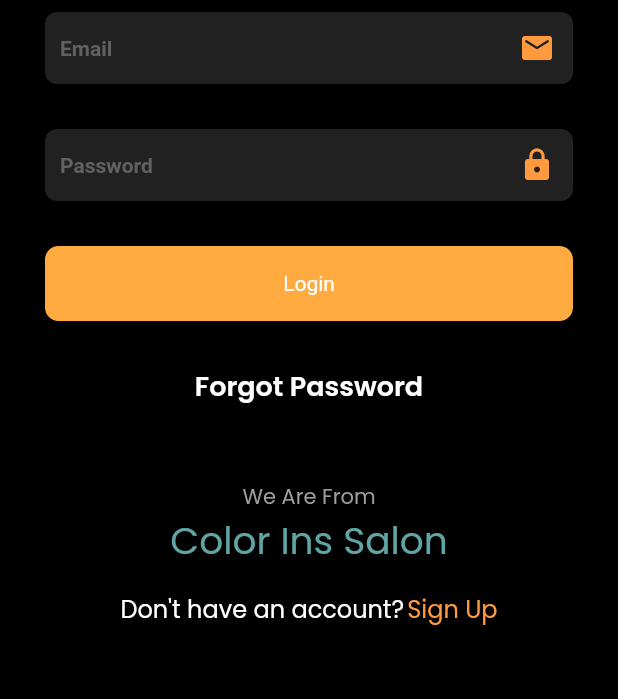
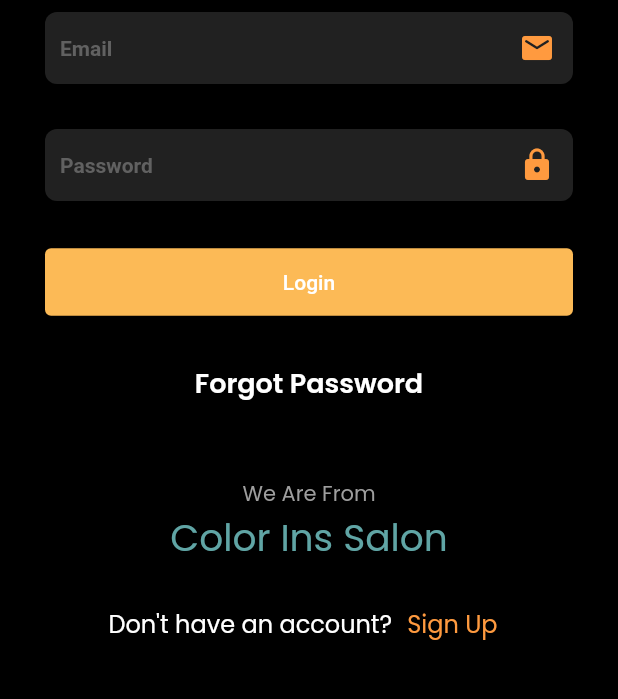
Before and after one commit to Abubakarshaikh/9coin, a Flutter app: the LoginPage screen opened directly, on a phone screen of 412 x 824 dp, the part 420-1119 px from its top. Run offline on Flutter 3.47's test engine with Material 2 defaults, Android fonts, the phone set to English and light mode, and no system bars; our stand-ins replace badges.

Commit message:
lastest code commit

```diff
--- a/lib/login_page.dart
+++ b/lib/features/auth/ui/login_page.dart
@@ -1,8 +1,14 @@
 import 'package:flutter/material.dart';
 import 'package:ninecoin/colors/colors.dart';
+import 'package:ninecoin/features/auth/ui/signup_page.dart';
+import 'package:ninecoin/features/home/ui/home_view.dart';
 import 'package:ninecoin/typography/text_styles.dart';
 
 class LoginPage extends StatelessWidget {
+  static Route route() {
+    return MaterialPageRoute(builder: (context) => const LoginPage());
+  }
+
   const LoginPage({Key? key}) : super(key: key);
 
   @override
@@ -15,6 +21,7 @@
           padding: const EdgeInsets.all(30.0),
           child: SingleChildScrollView(
             child: Column(
+              crossAxisAlignment: CrossAxisAlignment.stretch,
               children: [
                 Container(
                   height: 250,
@@ -75,21 +82,14 @@
                   ),
                 ),
                 const SizedBox(height: 30),
-                GestureDetector(
-                  onTap: () {},
-                  child: Container(
-                    height: 50,
-                    width: size.width,
-                    decoration: const BoxDecoration(
-                        color: Colors.orangeAccent,
-                        borderRadius: BorderRadius.all(Radius.circular(9.0))),
-                    child: const Center(
+                ElevatedButton(
+                  onPressed: () {
+                    Navigator.push(context, HomeView.route());
+                  },
                   child: Text(
                     "Login",
                     style: TextStyle(
                       color: Colors.white,
-                        ),
-                      ),
                     ),
                   ),
                 ),
@@ -125,10 +125,15 @@
                       style: CoinTextStyle.title2,
                     ),
                     const SizedBox(width: 2),
-                    Text(
+                    TextButton(
+                      onPressed: () {
+                        Navigator.push(context, SignupPage.route());
+                      },
+                      child: Text(
                         "Sign Up",
                         style: CoinTextStyle.title2
                             .copyWith(color: CoinColors.orange12),
+                      ),
                     ),
                   ],
                 ),
--- a/lib/features/home/ui/home_view.dart
+++ b/lib/features/home/ui/home_view.dart
@@ -4,6 +4,10 @@
 import 'home_page.dart';
 
 class HomeView extends StatelessWidget {
+  static Route route() {
+    return MaterialPageRoute(builder: (context) => HomeView());
+  }
+
   HomeView({Key? key}) : super(key: key);
 
   final ValueNotifier<int> _valueNotifier = ValueNotifier(0);
--- a/lib/features/notification/notifications_page.dart
+++ b/lib/features/notification/notifications_page.dart
@@ -9,8 +9,9 @@
 
   @override
   Widget build(BuildContext context) {
-    return const Scaffold(
-      body: Center(
+    return Scaffold(
+      appBar: AppBar(),
+      body: const Center(
         child: Text("Notification Page"),
       ),
     );
--- a/lib/main.dart
+++ b/lib/main.dart
@@ -1,4 +1,5 @@
 import 'package:flutter/material.dart';
+import 'package:ninecoin/features/auth/ui/login_page.dart';
 import 'features/home/ui/home_view.dart';
 import 'theme/theme.dart';
 
@@ -14,7 +15,7 @@
     return MaterialApp(
       debugShowCheckedModeBanner: false,
       theme: AppTheme.standard,
-      home: HomeView(),
+      home: const LoginPage(),
     );
   }
 }
--- a/lib/theme/theme.dart
+++ b/lib/theme/theme.dart
@@ -13,7 +13,10 @@
 
   static get _elevatedButtonTheme {
     return ElevatedButtonThemeData(
-      style: ElevatedButton.styleFrom(),
+      style: ElevatedButton.styleFrom(
+        primary: CoinColors.orange,
+        fixedSize: const Size(0, 45),
+      ),
     );
   }
 
```
Also changed, not shown: lib/features/auth/ui/forgot_password_page.dart (added, +14 -0 lines), lib/features/auth/ui/signup_page.dart (renamed from lib/signup_page1.dart, +14 -4 lines), lib/utilities/generics/get_arguments.dart (added, +14 -0 lines). Lines whose indentation alone changed are shown as unchanged.
